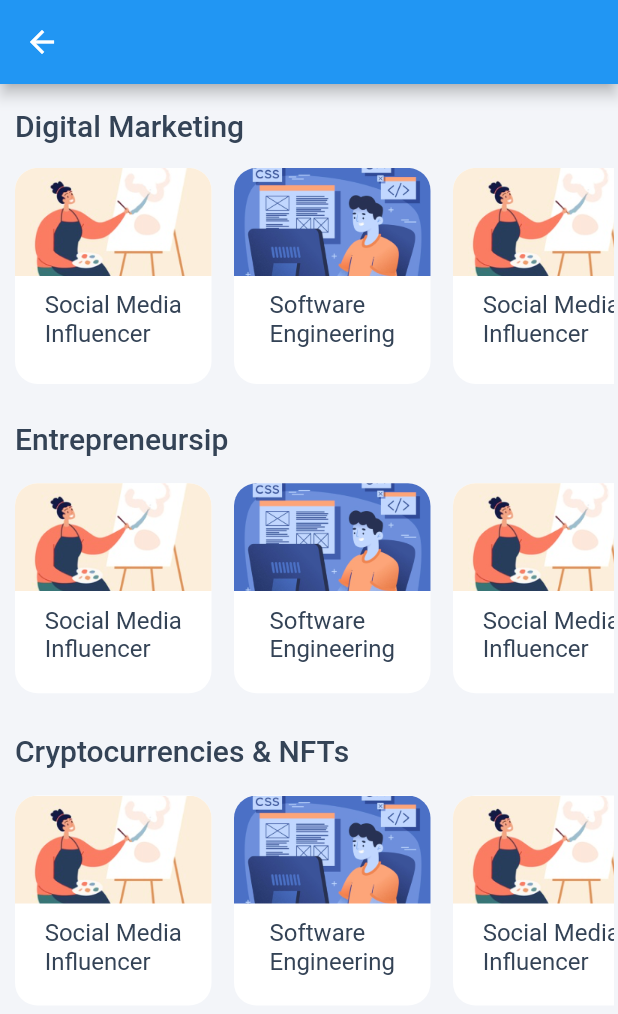
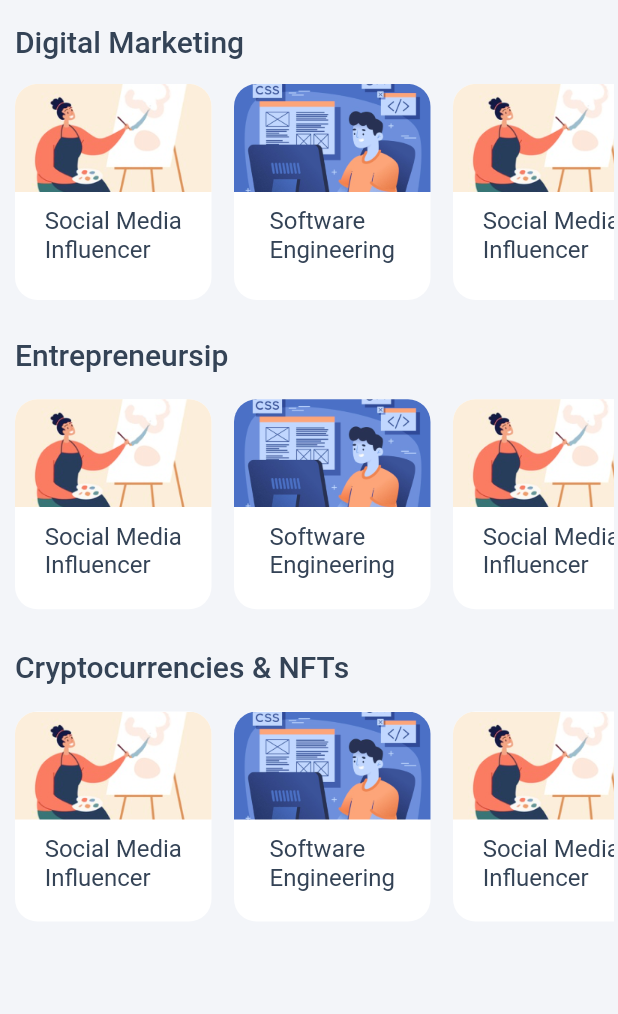
Before and after one commit to HarendraSinghChaudhary/educationProject, a Flutter app: the AllCourses screen opened directly, on a phone screen of 412 x 824 dp. Shown: the top 1014 px of the screen. Run offline on Flutter 3.47's test engine with Material 2 defaults, Android fonts, the phone set to English and light mode, and no system bars; our stand-ins replace card_swiper, firebase_auth, firebase_core, flutter_svg, form_field_validator, get and 4 more; accounts and stored records are empty; project files that could hold a hidden picture were left out.

Commit message:
22-06-2022

```diff
--- a/lib/main.dart
+++ b/lib/main.dart
@@ -56,7 +56,7 @@ class EducationOnDemand extends StatelessWidget {
 
       title: "Education on Demand",
       initialRoute: "/",     // Starting app route. Navigate to EducationOnDemand Class
-      home: const QuickNotification(),
+      home: const Introduction(),
 
 
       // Application Routes
--- a/lib/screens/courses/allCourses/view/all_courses.dart
+++ b/lib/screens/courses/allCourses/view/all_courses.dart
@@ -20,10 +20,6 @@ class _CoursesState extends State<AllCourses> {
     return Container(
       color: kBackgroundColor,
       child: Scaffold(
-        appBar: AppBar(
-            systemOverlayStyle: SystemUiOverlayStyle(
-          statusBarColor: Colors.red,
-        )),
         backgroundColor: kBackgroundColor,
         body: SingleChildScrollView(
           child: Container(
--- a/lib/screens/home/view/home.dart
+++ b/lib/screens/home/view/home.dart
@@ -22,7 +22,8 @@ class _HomePageState extends State<Home> {
 
   @override
   Widget build(BuildContext context) {
-    return SafeArea(
+    return Container(
+      child: SafeArea(
           child: Scaffold(
         backgroundColor: kBackgroundColor,
         body: SingleChildScrollView(
@@ -418,6 +419,7 @@ class _HomePageState extends State<Home> {
             ),
           ),
         ),
-    ));
+      )),
+    );
   }
 }
--- a/lib/screens/onboarding/signUp/view/create_password.dart
+++ b/lib/screens/onboarding/signUp/view/create_password.dart
@@ -153,7 +153,6 @@ class _CreatePasswordState extends State<CreatePassword> {
                      if(_formkey.currentState!.validate()){
                        Get.toNamed("/realQuick");
 
-
                     }
 
 
```
Also changed, not shown: lib/screens/courses/wip-course-player-new.dart (+7 -2 lines). Lines whose indentation alone changed are shown as unchanged.
